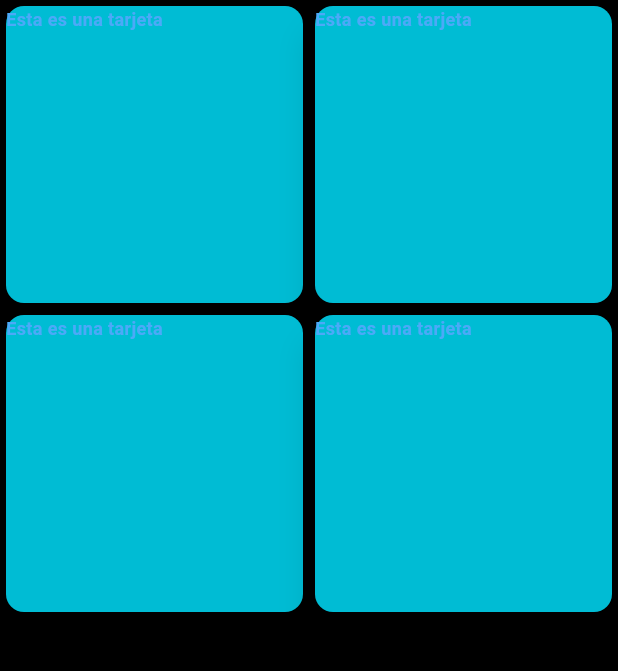
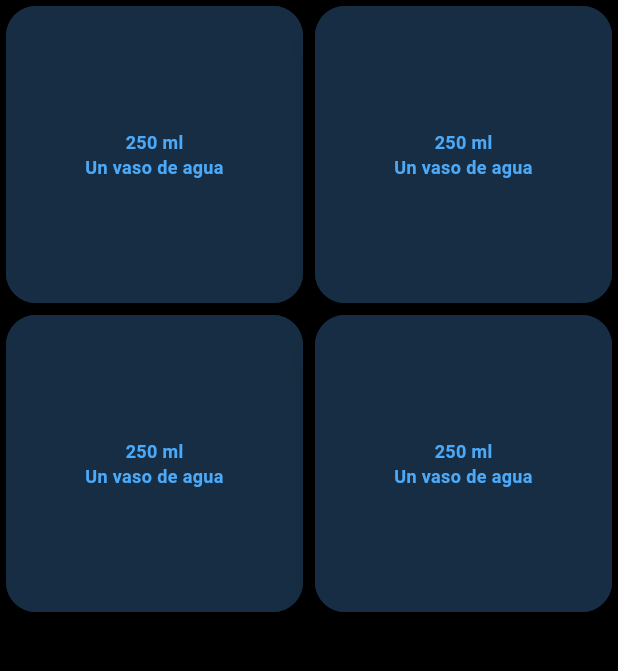
Before and after one commit to MarianaSanchezGonzalez03/water_counter_app, a Flutter app: the DrinksScreen screen opened directly, on a phone screen of 412 x 824 dp, the part 24-695 px from its top. Run offline on Flutter 3.47's test engine with Material 2 defaults, Android fonts, the phone set to English and light mode, and no system bars.

Commit message:
Estilo inicial de las cartas

```diff
--- a/lib/screens/drinks_screen.dart
+++ b/lib/screens/drinks_screen.dart
@@ -36,19 +36,39 @@ class DrinksScreen extends StatelessWidget{
       onTap: (){
         Navigator.pop(contex);
       },
-      child: const SizedBox(
-        height: 100.0,
-        child:  Card(
+   child: //SizedBox(
+             //width: 50.0,
+            // height: 500.0,
+             //child:
+             Card(
                elevation: 10.0,
-          color: Colors.cyan,
-          child: Text(
-            'Esta es una tarjeta'
+               color: const Color.fromARGB(255, 22, 45, 67),
+               shape: RoundedRectangleBorder(
+                  side: const BorderSide(
+                    color: Color.fromARGB(255, 22, 45, 67),
                   ),
+                  borderRadius: BorderRadius.circular(20.0),
+               ),
+               child: Column(
+                  mainAxisAlignment: MainAxisAlignment.center,
+                  children: [
+                    Text(
+                      '250 ml',
+                      style: Theme.of(contex).textTheme.bodyMedium,
+                    ),
+                    Text(
+                      'Un vaso de agua',
+                      style: Theme.of(contex).textTheme.bodyMedium,
+                      textAlign: TextAlign.center,
+                    ),
+                  ],
                ),
              ),
              );
   }
+}
     Widget _hour(BuildContext context){
+    //DateTime now = DateTime.now();
     String formattedTime = DateFormat.Hm().format(DateTime.now());
     return Text(
       formattedTime,
@@ -56,4 +76,3 @@ class DrinksScreen extends StatelessWidget{
     );
 
   }
-}
```
Lines whose indentation alone changed are shown as unchanged.
